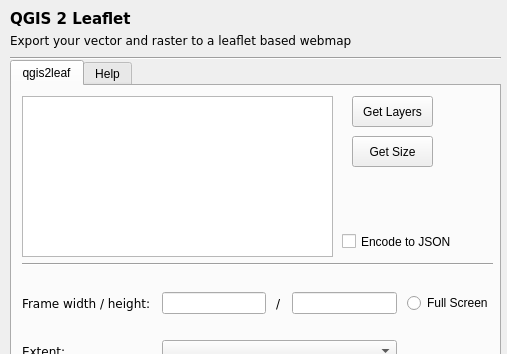
This is ui_qgis2leaf.ui in Geolicious/qgis2leaf as Qt 5 draws it before an edit; both pictures show x 0 to 507 and y 0 to 354 of the 507 by 628 pixel window. The edited form follows.
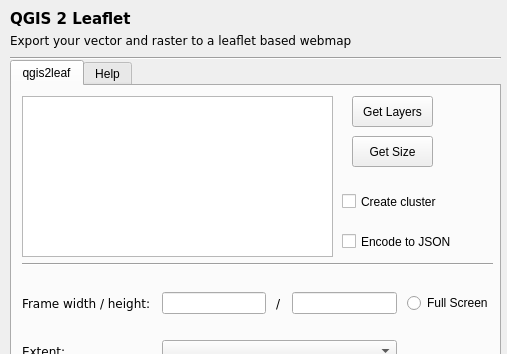
This is the edited form.

Commit message: new GUI element to trigger cluster strategy

Diff of the .ui file:
```diff
--- a/ui_qgis2leaf.ui
+++ b/ui_qgis2leaf.ui
@@ -328,17 +328,20 @@
       <string>Encode to JSON</string>
      </property>
     </widget>
-    <widget class="QLabel" name="label_10">
+    <widget class="QCheckBox" name="createcluster">
      <property name="geometry">
       <rect>
-       <x>370</x>
-       <y>86</y>
-       <width>66</width>
-       <height>41</height>
+       <x>330</x>
+       <y>100</y>
+       <width>151</width>
+       <height>31</height>
       </rect>
      </property>
+     <property name="layoutDirection">
+      <enum>Qt::LeftToRight</enum>
+     </property>
      <property name="text">
-      <string/>
+      <string>Create cluster</string>
      </property>
     </widget>
    </widget>
```
The commit also changes 3 other files.
